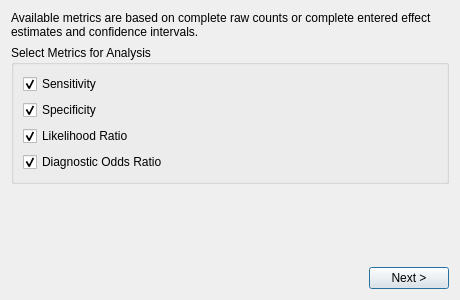
This is src/rc_metastudio/forms/diagnostic_metrics.ui in AliSalman-et-al/openmeta-analyst-community as Qt 5 draws it before an edit. The edited form follows.
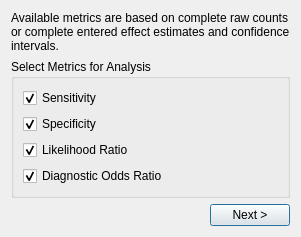
This is the edited form. Icons and pictures are not drawn.

```diff
--- a/src/rc_metastudio/forms/diagnostic_metrics.ui
+++ b/src/rc_metastudio/forms/diagnostic_metrics.ui
@@ -3,7 +3,7 @@
  <class>diag_metric</class>
  <widget class="QDialog" name="diag_metric">
   <property name="windowModality"><enum>Qt::ApplicationModal</enum></property>
-  <property name="geometry"><rect><x>0</x><y>0</y><width>460</width><height>300</height></rect></property>
+  <property name="geometry"><rect><x>0</x><y>0</y><width>0</width><height>0</height></rect></property>
   <property name="windowTitle"><string>Diagnostic Metrics</string></property>
   <property name="windowIcon"><iconset><normaloff>:/misc/meta.png</normaloff>:/misc/meta.png</iconset></property>
   <layout class="QVBoxLayout" name="dialog_layout">
```
